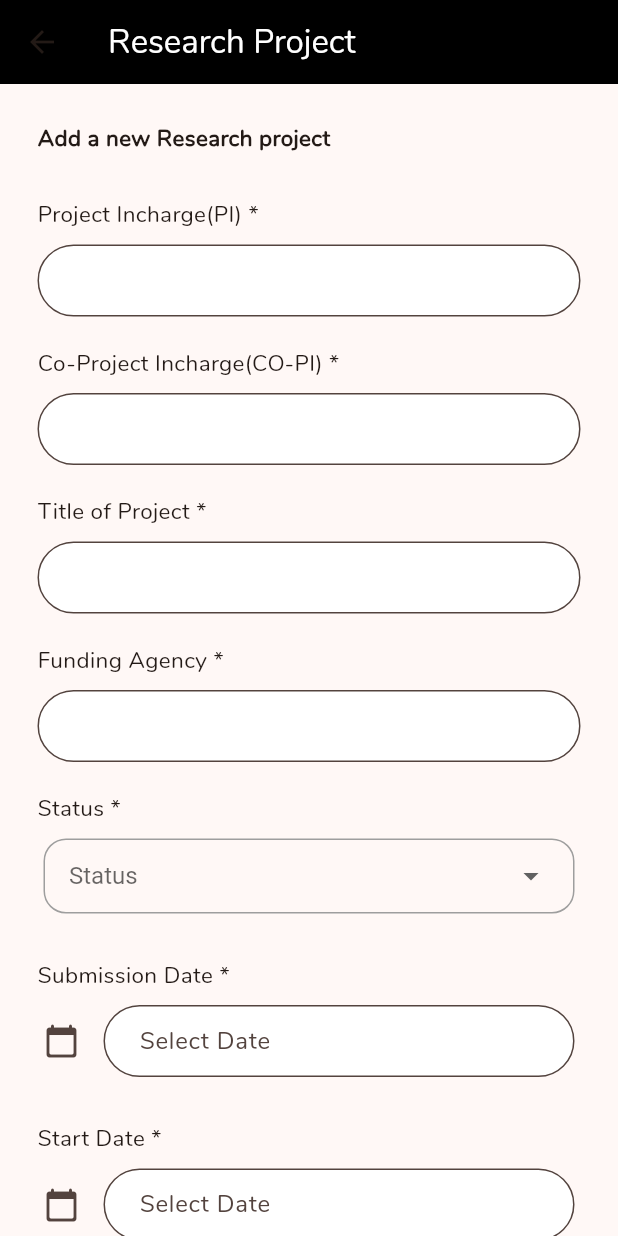
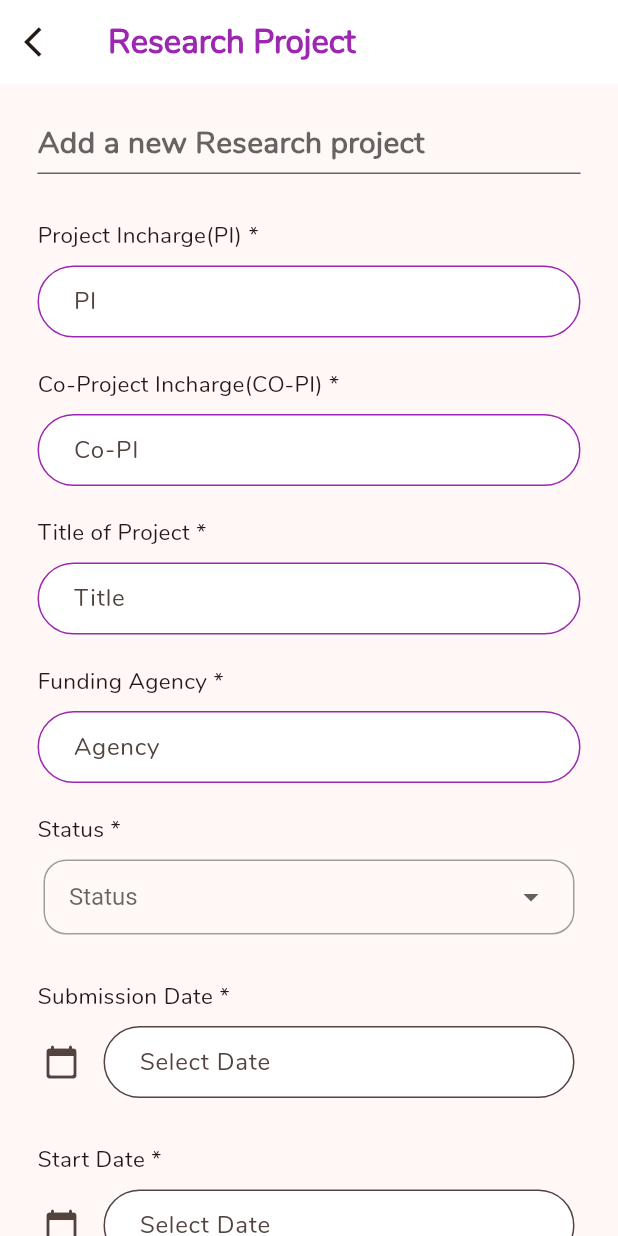
Before and after one commit to FusionIIIT/Fusion-mobile, a Flutter app: the AddResearchProject screen opened directly, on a phone screen of 412 x 824 dp. Run offline on Flutter 3.47's test engine with Material 2 defaults, Android fonts, the phone set to English and light mode, and no system bars; our stand-ins replace csv, date_field, shared_preferences; accounts and stored records are empty; network calls fail.

Commit message:
RSPC UI Changes.

```diff
--- /dev/null
+++ b/lib/Components/utils.dart
@@ -0,0 +1,20 @@
+import 'package:flutter/material.dart';
+
+class Utils {
+  final primarycolor = Colors.purple;
+  final primarybackgroundcolor = Colors.white;
+  final lightgrey = Colors.grey;
+  Decoration containerBorder(Color col) {
+    return BoxDecoration(
+        borderRadius: BorderRadius.circular(10),
+        border: Border.all(color: primarycolor));
+  }
+
+  Widget leadingPopIconsButton(Color cc, BuildContext context) {
+    return IconButton(
+        onPressed: () {
+          Navigator.pop(context);
+        },
+        icon: Icon(Icons.arrow_back_ios));
+  }
+}
--- a/lib/screens/RSPC/ResearchProject/research_project.dart
+++ b/lib/screens/RSPC/ResearchProject/research_project.dart
@@ -8,16 +8,34 @@ import 'package:fusion/services/service_locator.dart';
 import 'package:fusion/services/storage_service.dart';
 import 'package:intl/intl.dart';
 
+import '../../../Components/utils.dart';
 import '../../../services/profile_service.dart';
 
-const kTextFieldInputDecoration = InputDecoration(
+// const kTextFieldInputDecoration = InputDecoration(
+//   filled: true,
+//   fillColor: Colors.white,
+//   contentPadding: EdgeInsets.fromLTRB(20.0, 10.0, 20.0, 10.0),
+//   border: OutlineInputBorder(
+//     borderRadius: BorderRadius.all(Radius.circular(32)),
+//   ),
+// );
+
+kTextFieldInputDecoration(String hint) {
+  return InputDecoration(
+    hintText: hint,
     filled: true,
     fillColor: Colors.white,
     contentPadding: EdgeInsets.fromLTRB(20.0, 10.0, 20.0, 10.0),
-  border: OutlineInputBorder(
+    focusedBorder: OutlineInputBorder(
+      borderSide: BorderSide(color: Utils().primarycolor),
+      borderRadius: BorderRadius.all(Radius.circular(32)),
+    ),
+    enabledBorder: OutlineInputBorder(
+      borderSide: BorderSide(color: Utils().primarycolor),
       borderRadius: BorderRadius.all(Radius.circular(32)),
     ),
   );
+}
 
 const kInputDateDecoration = InputDecoration(
   labelText: 'Select Date',
@@ -51,6 +69,7 @@ class _AddResearchProjectState extends State<AddResearchProject> {
   String? startDate;
   String? expectedFinishDate;
   String? pfNo;
+  Utils utils = Utils();
 
   List status = [
     'Ongoing',
@@ -66,12 +85,13 @@ class _AddResearchProjectState extends State<AddResearchProject> {
   Widget build(BuildContext context) {
     return Scaffold(
       appBar: AppBar(
-        backgroundColor: Colors.black,
+          backgroundColor: utils.primarybackgroundcolor,
+          leading: utils.leadingPopIconsButton(utils.primarycolor, context),
           title: Text(
             "Research Project",
-          style: TextStyle(color: Colors.white),
-        ),
-      ),
+            style: TextStyle(
+                color: utils.primarycolor, fontWeight: FontWeight.bold),
+          )),
       body: SingleChildScrollView(
         child: Container(
           padding: EdgeInsets.all(25),
@@ -82,9 +102,17 @@ class _AddResearchProjectState extends State<AddResearchProject> {
               Text(
                 'Add a new Research project',
                 style: TextStyle(
-                  fontWeight: FontWeight.w800,
-                  fontSize: 15,
+                    fontWeight: FontWeight.w600,
+                    fontSize: 20,
+                    color: Colors.black.withOpacity(0.6)),
               ),
+              SizedBox(
+                height: 5,
+              ),
+              Container(
+                height: 1,
+                width: MediaQuery.of(context).size.width,
+                decoration: BoxDecoration(color: Colors.black.withOpacity(0.6)),
               ),
               SizedBox(
                 height: 30,
@@ -104,7 +132,7 @@ class _AddResearchProjectState extends State<AddResearchProject> {
                 style: TextStyle(
                   color: Colors.black,
                 ),
-                decoration: kTextFieldInputDecoration,
+                decoration: kTextFieldInputDecoration("PI"),
                 onChanged: (input) {
                   projectIncharge = input;
                 },
@@ -132,7 +160,7 @@ class _AddResearchProjectState extends State<AddResearchProject> {
                 style: TextStyle(
                   color: Colors.black,
                 ),
-                decoration: kTextFieldInputDecoration,
+                decoration: kTextFieldInputDecoration("Co-PI"),
                 onChanged: (input) {
                   coProjectIncharge = input;
                 },
@@ -160,7 +188,7 @@ class _AddResearchProjectState extends State<AddResearchProject> {
                 style: TextStyle(
                   color: Colors.black,
                 ),
-                decoration: kTextFieldInputDecoration,
+                decoration: kTextFieldInputDecoration("Title"),
                 onChanged: (input) {
                   projectTitle = input;
                 },
@@ -188,7 +216,7 @@ class _AddResearchProjectState extends State<AddResearchProject> {
                 style: TextStyle(
                   color: Colors.black,
                 ),
-                decoration: kTextFieldInputDecoration,
+                decoration: kTextFieldInputDecoration("Agency"),
                 onChanged: (input) {
                   fundingAgency = input;
                 },
@@ -352,7 +380,7 @@ class _AddResearchProjectState extends State<AddResearchProject> {
                 style: TextStyle(
                   color: Colors.black,
                 ),
-                decoration: kTextFieldInputDecoration,
+                decoration: kTextFieldInputDecoration("Outlay"),
                 onChanged: (input) {
                   financialOutlay = input;
                 },
@@ -426,16 +454,17 @@ class _AddResearchProjectState extends State<AddResearchProject> {
                     padding: const EdgeInsets.all(8.0),
                     child: Text(
                       'Submit',
-                      style: TextStyle(fontSize: 20),
+                      style: TextStyle(
+                          fontSize: 20, color: utils.primarybackgroundcolor),
                     ),
                   ),
                   style: ButtonStyle(
                     backgroundColor: MaterialStateProperty.resolveWith<Color>(
                       (Set<MaterialState> states) {
                         if (states.contains(MaterialState.pressed))
-                          return Colors.deepOrange;
-                        return Colors
-                            .deepOrangeAccent; // Use the component's default.
+                          return utils.lightgrey;
+                        return utils
+                            .primarycolor; // Use the component's default.
                       },
                     ),
                   ),
```
Also changed, not shown: lib/screens/RSPC/ConsultancyProject/consultancy_project.dart (+37 -14 lines), lib/screens/RSPC/Patents/patents.dart (+9 -3 lines), lib/screens/RSPC/rspc.dart (+160 -96 lines). Lines whose indentation alone changed are shown as unchanged.
